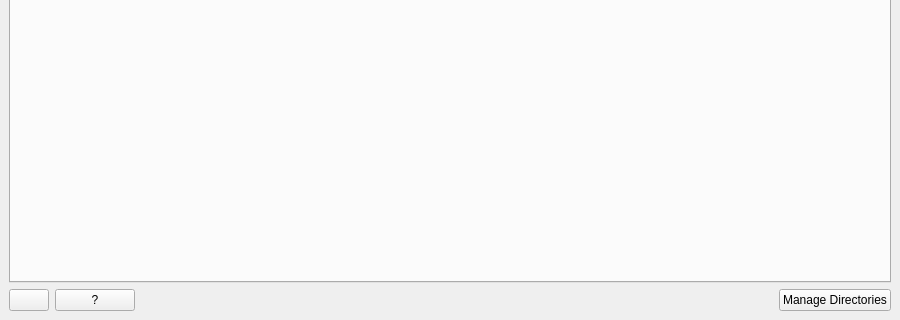
Old version of the form qt/scientific_interfaces/Inelastic/BayesFitting/BayesFitting.ui in the repository mantidproject/mantid; both pictures show x 0 to 900 and y 280 to 600 of the 900 by 600 pixel window.
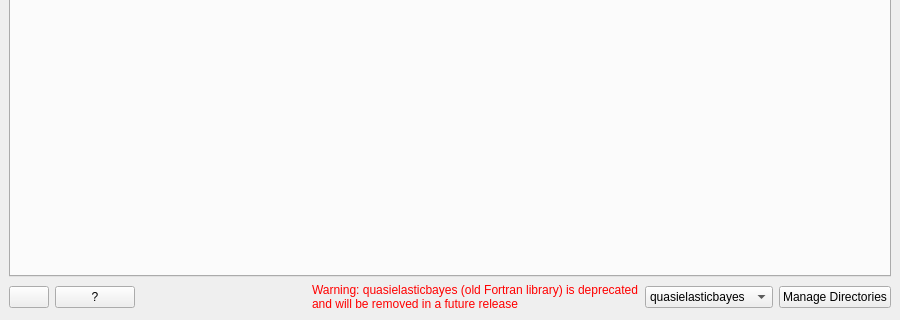
New version of the form.

Commit message: Add ability to be able to swap between quasielasticbayes and quickbayes backends in Bayes Fitting gui (#40595)

```diff
--- a/qt/scientific_interfaces/Inelastic/BayesFitting/BayesFitting.ui
+++ b/qt/scientific_interfaces/Inelastic/BayesFitting/BayesFitting.ui
@@ -84,6 +84,40 @@
         </property>
        </spacer>
       </item>
+      <item>
+       <widget class="QLabel" name="warningLabel">
+        <property name="styleSheet">
+         <string notr="true">QLabel { color : red; }</string>
+        </property>
+        <property name="text">
+         <string>Warning: quasielasticbayes (old Fortran library) is deprecated
+and will be removed in a future release</string>
+        </property>
+        <property name="textFormat">
+         <enum>Qt::AutoText</enum>
+        </property>
+       </widget>
+      </item>
+      <item>
+       <widget class="QComboBox" name="backendChoice">
+        <property name="toolTip">
+         <string>Old Fortran library</string>
+        </property>
+        <property name="currentIndex">
+         <number>0</number>
+        </property>
+        <item>
+         <property name="text">
+          <string>quasielasticbayes</string>
+         </property>
+        </item>
+        <item>
+         <property name="text">
+          <string>quickbayes</string>
+         </property>
+        </item>
+       </widget>
+      </item>
       <item>
        <widget class="QPushButton" name="pbManageDirs">
         <property name="text">
```
Left out of the diff: 2 changed lines with no effect on the pictures. The commit also changes 20 other files.
